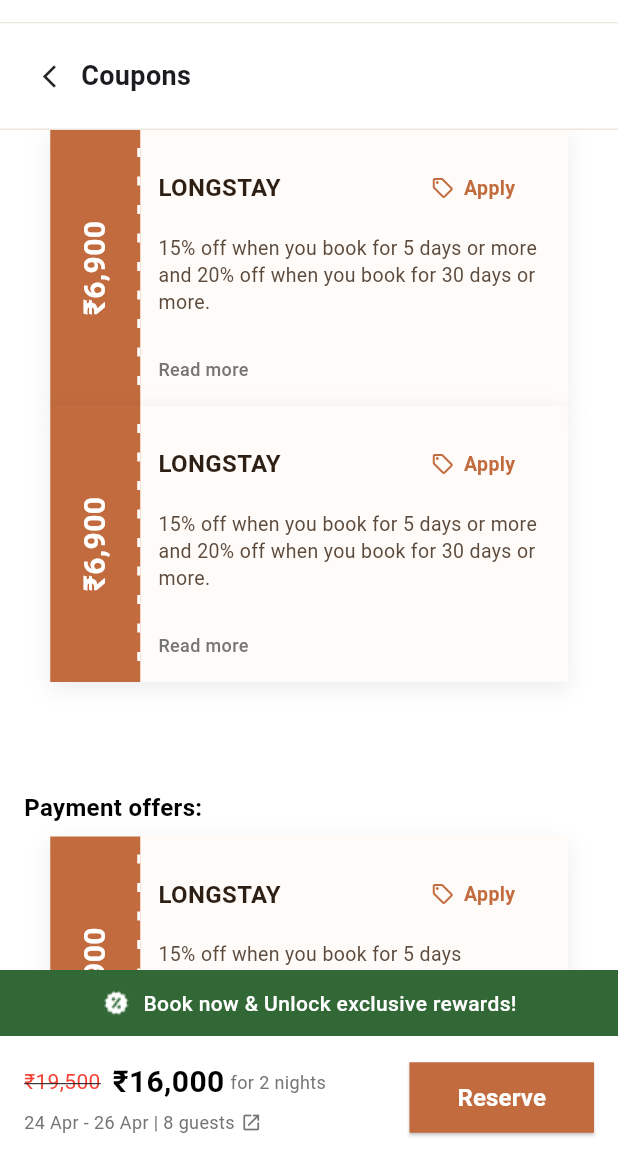
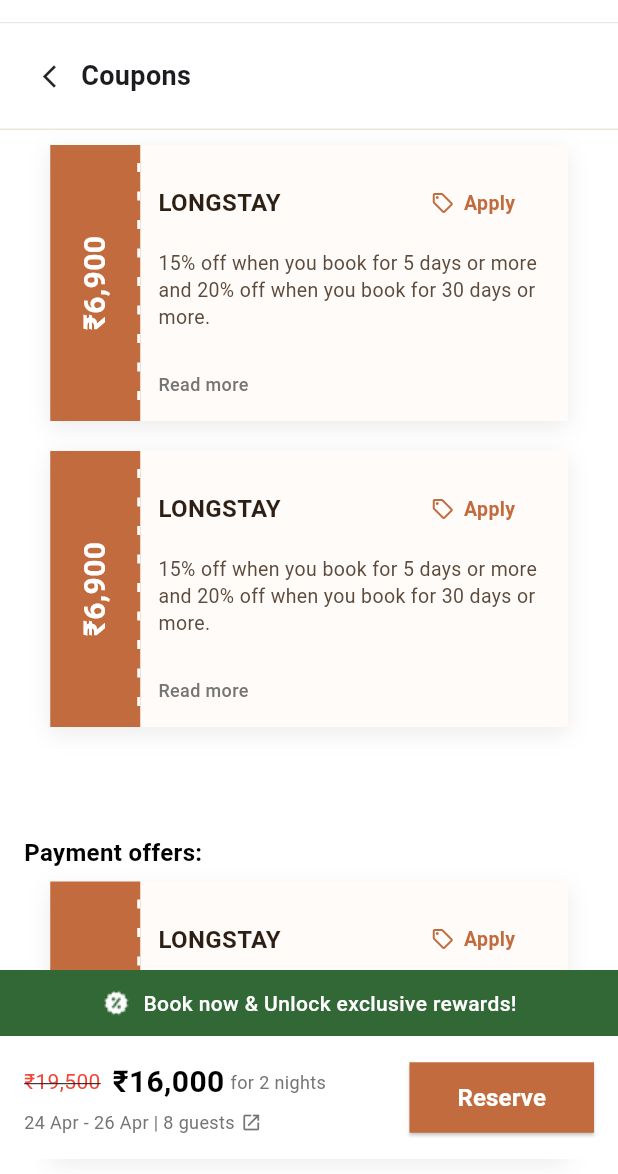
Before and after one commit to rajni2002491/spacez_app, a Flutter app: the screen it shows after launch, on a phone screen of 412 x 824 dp, the part 62-1236 px from its top. Run offline on Flutter 3.47's test engine with Material 3 defaults, Android fonts, the phone set to English and light mode, and no system bars; drawn by our look-alikes of dotted_line.

Commit message:
Add spacing to CouponsScreen and refactor _ApplyButton layout in CouponCard for improved readability and structure.

```diff
--- a/lib/screens/user/coupons_screen.dart
+++ b/lib/screens/user/coupons_screen.dart
@@ -26,6 +26,7 @@ class CouponsScreen extends StatelessWidget {
                     child: Column(
                       crossAxisAlignment: CrossAxisAlignment.start,
                       children: [
+                        SizedBox(height: 10),
                         // Coupons section
                         const CouponCard(
                           discount: '₹6,900',
@@ -33,6 +34,7 @@ class CouponsScreen extends StatelessWidget {
                           description:
                               '15% off when you book for 5 days or more and 20% off when you book for 30 days or more.',
                         ),
+                        SizedBox(height: 20),
                         const CouponCard(
                           discount: '₹6,900',
                           title: 'LONGSTAY',
--- a/lib/widgets/coupon_card.dart
+++ b/lib/widgets/coupon_card.dart
@@ -159,7 +159,11 @@ class _ApplyButton extends StatelessWidget {
         child: Row(
           mainAxisSize: MainAxisSize.min,
           children: const [
-            Icon(Icons.local_offer_outlined, size: 16, color: CouponCard._brandColor),
+            Icon(
+              Icons.local_offer_outlined,
+              size: 16,
+              color: CouponCard._brandColor,
+            ),
             SizedBox(width: 6),
             Text(
               'Apply',
```
